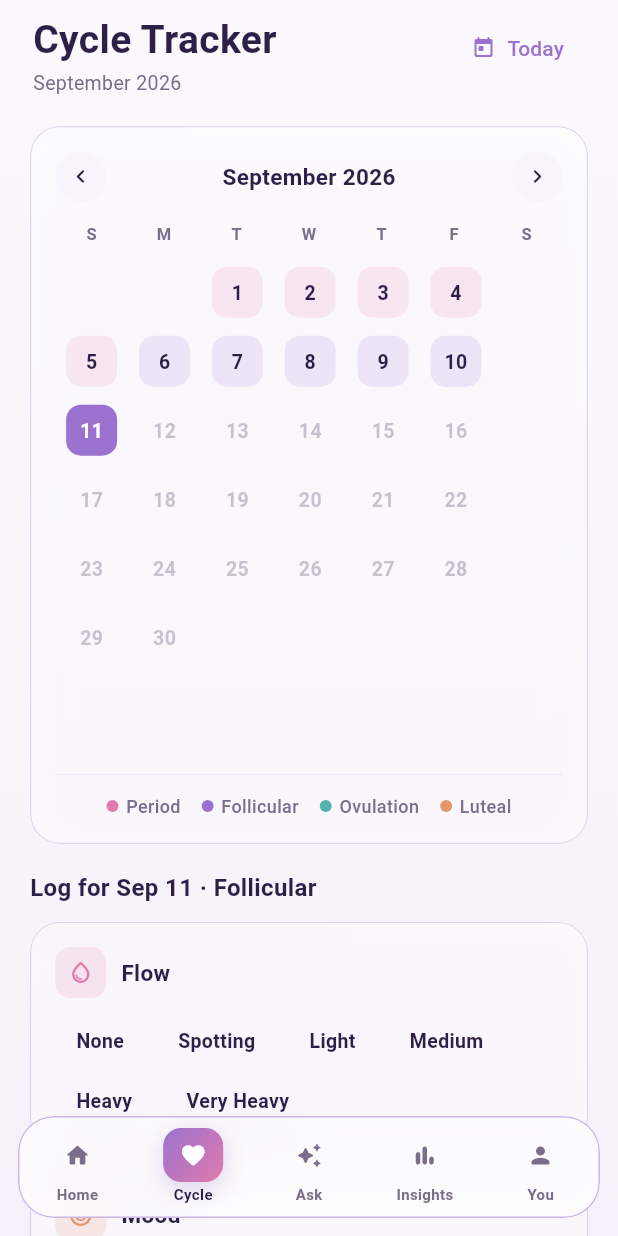
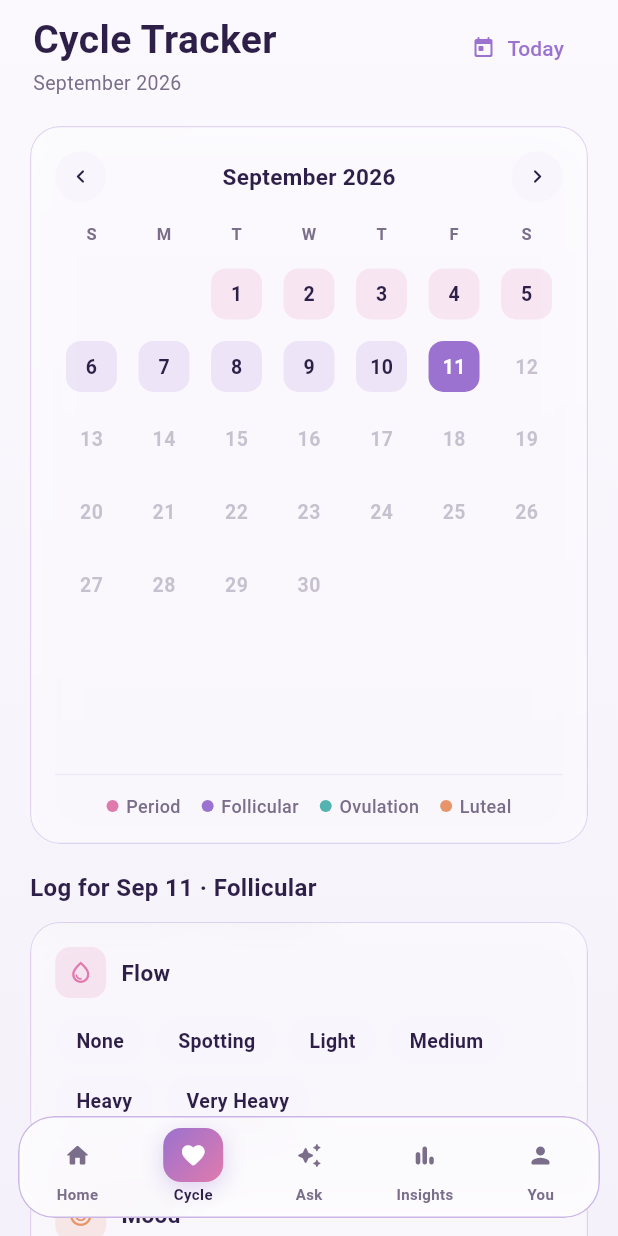
Before and after one commit to rajit2004/SagittariusAStar, a Flutter app: the RhythmaShell screen opened directly, item 2 of the bottom bar chosen, on a phone screen of 412 x 824 dp. Run offline on Flutter 3.47's test engine with Material 3 defaults, Android fonts, the phone set to English and light mode, and no system bars; our stand-ins replace cloud_firestore, connectivity_plus, dio, firebase_core, flutter_local_notifications, flutter_secure_storage and 8 more; missing offline and left inert: firebase_app_check; accounts and stored records are empty; network calls fail; Roboto replaces fonts that are missing (Nunito).

Commit message:
fix: calendar Saturday dates missing, camera avatar crash
- Replace Wrap with GridView.count(crossAxisCount: 7) in calendar_grid
  to fix floating-point width overflow that pushed Saturday to next row
- Add try/catch around camera/gallery avatar picker flows to prevent
  crash when Android kills Flutter engine during camera activity

```diff
--- a/rhythma_flutter/lib/screens/cycle/components/calendar_grid.dart
+++ b/rhythma_flutter/lib/screens/cycle/components/calendar_grid.dart
@@ -29,8 +29,6 @@ class _CalendarGridState extends State<CalendarGrid> {
   Widget build(BuildContext context) {
     final cycleProvider = context.watch<CycleProvider>();
 
-    final cellWidth = (MediaQuery.of(context).size.width - 40 - 32) / 7;
-
     return SizedBox(
       height: 330,
       child: PageView.builder(
@@ -40,7 +38,6 @@ class _CalendarGridState extends State<CalendarGrid> {
 
           if (cycleProvider.displayedMonth.year != month.year ||
               cycleProvider.displayedMonth.month != month.month) {
-
             context.read<CycleProvider>().setDisplayedMonth(month);
           }
         },
@@ -53,16 +50,18 @@ class _CalendarGridState extends State<CalendarGrid> {
 
           final today = DateTime.now();
 
-          return Wrap(
-            children: [
+          final totalCells = firstWeekday + monthDays;
 
-              ...List.generate(
-                firstWeekday,
-                (_) => SizedBox(width: cellWidth, height: 46),
-              ),
+          return GridView.count(
+            crossAxisCount: 7,
+            physics: const NeverScrollableScrollPhysics(),
+            childAspectRatio: 1.0,
+            children: List.generate(totalCells, (i) {
+              if (i < firstWeekday) {
+                return const SizedBox();
+              }
 
-              ...List.generate(monthDays, (i) {
-                final day = i + 1;
+              final day = i - firstWeekday + 1;
               final currentDate =
                   DateTime(monthDate.year, monthDate.month, day);
               final phaseColor = cycleProvider.phaseColor(currentDate);
@@ -78,7 +77,8 @@ class _CalendarGridState extends State<CalendarGrid> {
 
               final hasLog = cycleProvider.hasLogsForDate(currentDate);
 
-                final isFuture = currentDate.isAfter(DateTime(today.year, today.month, today.day));
+              final isFuture = currentDate.isAfter(
+                  DateTime(today.year, today.month, today.day));
 
               return GestureDetector(
                 onTap: isFuture
@@ -86,9 +86,8 @@ class _CalendarGridState extends State<CalendarGrid> {
                     : () {
                         context.read<CycleProvider>().selectDate(currentDate);
                       },
-                  child: SizedBox(
-                    width: cellWidth,
-                    height: 46,
+                child: Padding(
+                  padding: const EdgeInsets.all(2.0),
                   child: Column(
                     mainAxisAlignment: MainAxisAlignment.center,
                     children: [
@@ -124,7 +123,6 @@ class _CalendarGridState extends State<CalendarGrid> {
                                         : RhythmaColors.foreground,
                               ),
                             ),
-
                             if (hasLog)
                               Container(
                                 margin: const EdgeInsets.only(top: 1),
@@ -144,7 +142,6 @@ class _CalendarGridState extends State<CalendarGrid> {
                 ),
               );
             }),
-            ],
           );
         },
       ),
```
Also changed, not shown: rhythma_flutter/lib/screens/profile/profile_screen.dart (+10 -4 lines). Lines whose indentation alone changed are shown as unchanged.
